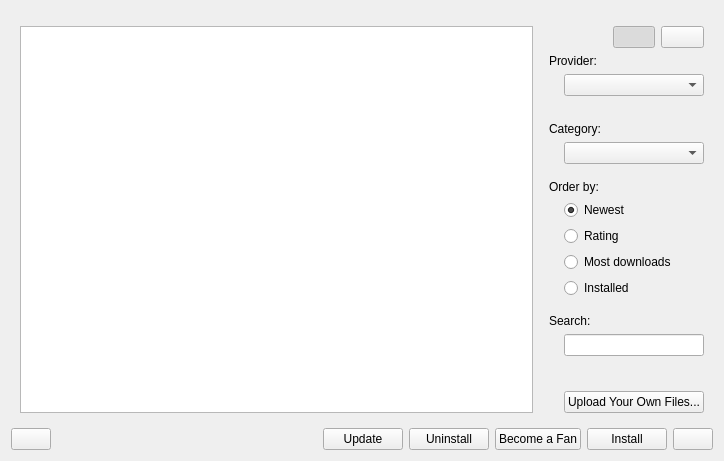
This is knewstuff/knewstuff3/downloadwidget.ui in KDE/kdelibs as Qt 5 draws it before an edit. The edited form follows.
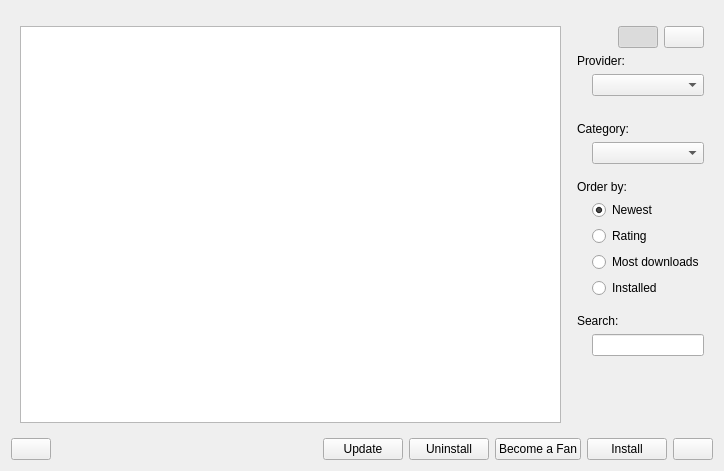
This is the edited form. The open tabs and pages were chosen to show the change. Custom widgets are drawn as their Qt base class.

Commit message: remove upload button, since it's not supported by most desktop files and out of place here

```diff
--- a/knewstuff/knewstuff3/downloadwidget.ui
+++ b/knewstuff/knewstuff3/downloadwidget.ui
@@ -7,7 +7,7 @@
     <x>0</x>
     <y>0</y>
     <width>724</width>
-    <height>461</height>
+    <height>471</height>
    </rect>
   </property>
   <layout class="QVBoxLayout" name="verticalLayout">
@@ -231,13 +231,6 @@
            </property>
           </spacer>
          </item>
-         <item row="16" column="1" colspan="3">
-          <widget class="KPushButton" name="m_uploadButton">
-           <property name="text">
-            <string>Upload Your Own Files...</string>
-           </property>
-          </widget>
-         </item>
          <item row="0" column="3">
           <widget class="KPushButton" name="iconViewButton">
            <property name="checkable">
```
Left out of the diff: 5 changed lines with no effect on the pictures. The commit also changes 2 other files.
